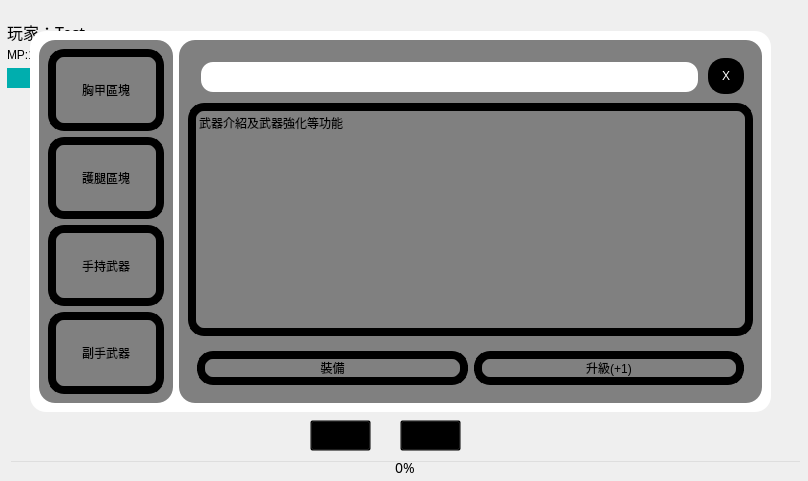
Before: the Qt Designer form ui_test_project.ui in jonny030/RPG, drawn with Qt 5.
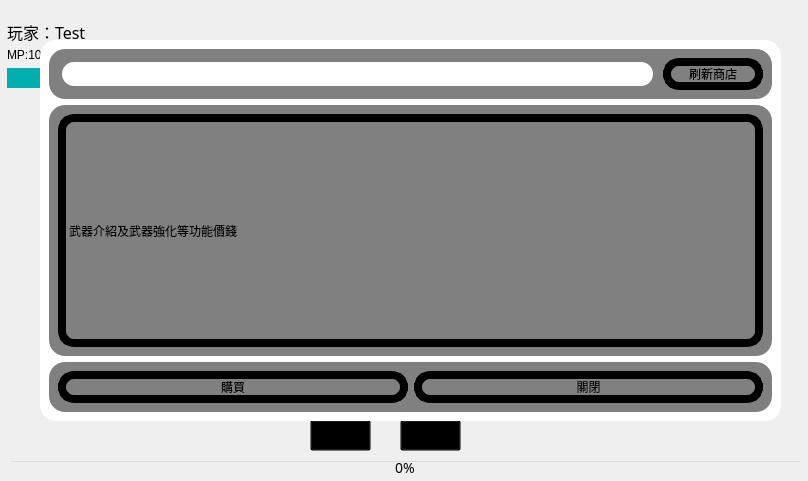
After: the same form once the commit is applied. Icons and pictures are not drawn.

Commit message: 商店背包整合初稿

The edit to the form file:
```diff
--- a/ui_test_project.ui
+++ b/ui_test_project.ui
@@ -393,8 +393,8 @@
    <widget class="QFrame" name="backpack_gui">
     <property name="geometry">
      <rect>
-      <x>30</x>
-      <y>31</y>
+      <x>40</x>
+      <y>500</y>
       <width>741</width>
       <height>381</height>
      </rect>
@@ -670,6 +670,170 @@
      </item>
     </layout>
    </widget>
+   <widget class="QFrame" name="shop_gui">
+    <property name="geometry">
+     <rect>
+      <x>40</x>
+      <y>40</y>
+      <width>741</width>
+      <height>381</height>
+     </rect>
+    </property>
+    <property name="minimumSize">
+     <size>
+      <width>741</width>
+      <height>381</height>
+     </size>
+    </property>
+    <property name="baseSize">
+     <size>
+      <width>0</width>
+      <height>0</height>
+     </size>
+    </property>
+    <property name="layoutDirection">
+     <enum>Qt::LeftToRight</enum>
+    </property>
+    <property name="autoFillBackground">
+     <bool>false</bool>
+    </property>
+    <property name="styleSheet">
+     <string notr="true">background-color: rgb(255,255,255);
+border-radius:16px;
+border:solid black 3px;</string>
+    </property>
+    <layout class="QHBoxLayout" name="_5">
+     <item>
+      <layout class="QVBoxLayout" name="verticalLayout_3">
+       <item>
+        <widget class="QFrame" name="shop_select_bar">
+         <property name="maximumSize">
+          <size>
+           <width>16777215</width>
+           <height>50</height>
+          </size>
+         </property>
+         <property name="styleSheet">
+          <string notr="true">background-color: gray;
+border:solid black 3px;</string>
+         </property>
+         <layout class="QHBoxLayout" name="horizontalLayout_3">
+          <item>
+           <widget class="QComboBox" name="shop_select_item">
+            <property name="styleSheet">
+             <string notr="true">QComboBox {
+border:solid 3px rgb(0, 0, 0);
+background:white;
+border-width:8px;
+border-radius:16px;
+padding-left:8px;
+font-size:16px &quot;SimHei&quot;;
+}  
+
+QComboBox QAbstractItemView {
+border:solid 3px rgb(0, 0, 0);
+background:white;
+border-width:8px;
+border-radius:0px !important;
+padding-left:8px;
+font-size:16px &quot;SimHei&quot;;
+}
+
+ QComboBox::drop-down{
+width: 40px;
+border-left: 1px solid #ffffff; 
+}    
+</string>
+            </property>
+           </widget>
+          </item>
+          <item>
+           <widget class="QPushButton" name="pushButton_3">
+            <property name="maximumSize">
+             <size>
+              <width>100</width>
+              <height>16777215</height>
+             </size>
+            </property>
+            <property name="styleSheet">
+             <string notr="true">border:3px solid black;
+border-radius:16px;
+border-width:8px;</string>
+            </property>
+            <property name="text">
+             <string>刷新商店</string>
+            </property>
+           </widget>
+          </item>
+         </layout>
+        </widget>
+       </item>
+       <item>
+        <widget class="QFrame" name="shop_item_panel">
+         <property name="styleSheet">
+          <string notr="true">background-color: gray;
+border:solid black 3px;</string>
+         </property>
+         <layout class="QVBoxLayout" name="verticalLayout_4">
+          <item>
+           <widget class="QLabel" name="shop_item_info">
+            <property name="styleSheet">
+             <string notr="true">border:3px solid black;
+border-radius:16px;
+border-width:8px;</string>
+            </property>
+            <property name="text">
+             <string>武器介紹及武器強化等功能價錢</string>
+            </property>
+           </widget>
+          </item>
+         </layout>
+        </widget>
+       </item>
+       <item>
+        <widget class="QFrame" name="shop_action">
+         <property name="maximumSize">
+          <size>
+           <width>16777215</width>
+           <height>50</height>
+          </size>
+         </property>
+         <property name="styleSheet">
+          <string notr="true">background-color: gray;
+border:solid black 3px;</string>
+         </property>
+         <layout class="QHBoxLayout" name="horizontalLayout_5">
+          <item>
+           <widget class="QPushButton" name="pushButton_5">
+            <property name="styleSheet">
+             <string notr="true">border:3px solid black;
+border-radius:16px;
+border-width:8px;</string>
+            </property>
+            <property name="text">
+             <string>購買</string>
+            </property>
+           </widget>
+          </item>
+          <item>
+           <widget class="QPushButton" name="pushButton_4">
+            <property name="styleSheet">
+             <string notr="true">border:3px solid black;
+border-radius:16px;
+border-width:8px;</string>
+            </property>
+            <property name="text">
+             <string>關閉</string>
+            </property>
+           </widget>
+          </item>
+         </layout>
+        </widget>
+       </item>
+      </layout>
+     </item>
+    </layout>
+   </widget>
   </widget>
  </widget>
  <resources>
```
The commit also changes 7 other files.
